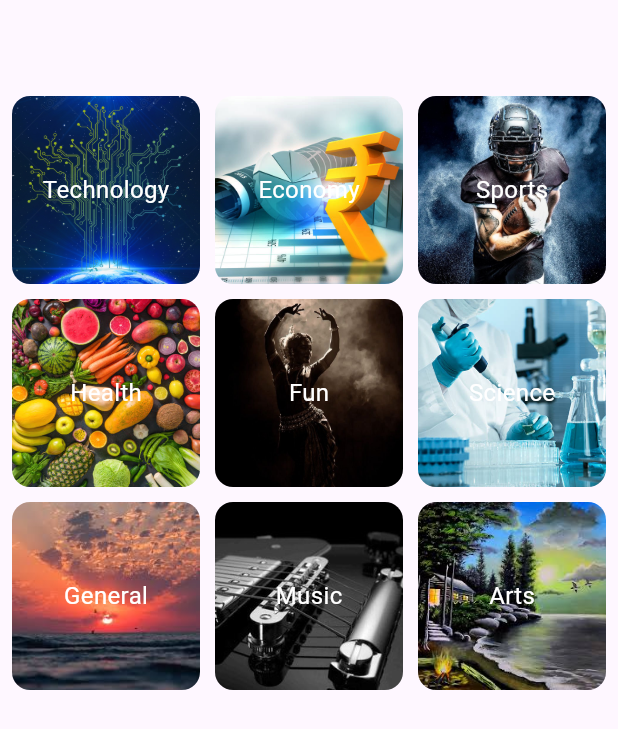
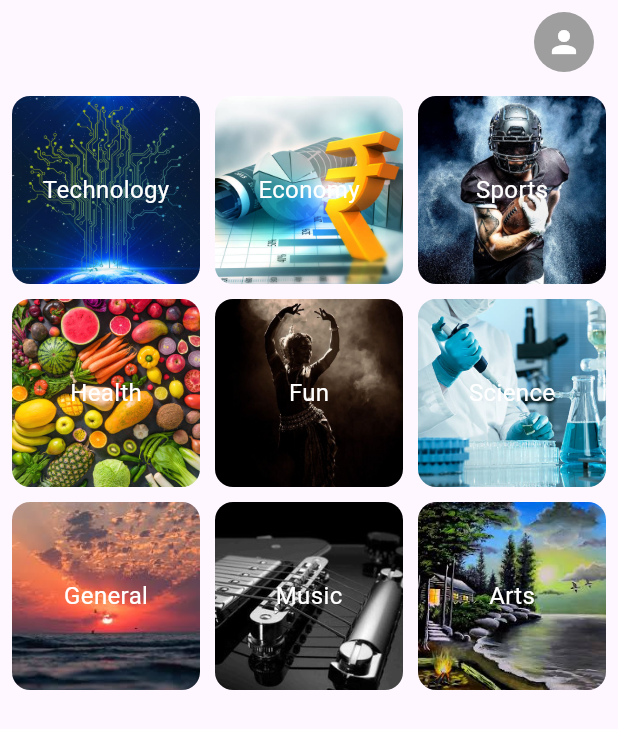
Before and after one commit to omkar1205shukla/news_app--, a Flutter app: the screen it shows after launch, on a phone screen of 412 x 824 dp. Shown: the top 729 px of the screen. Run offline on Flutter 3.47's test engine with Material 3 defaults, Android fonts, the phone set to English and light mode, and no system bars; our stand-ins replace cached_network_image, dartz, dio, equatable, flutter_bloc, freezed_annotation and 4 more; generated files the repository leaves out were written again.

Commit message:
Final code

```diff
--- a/news_assessment/lib/features/news/presentation/pages/news_dashboard.dart
+++ b/news_assessment/lib/features/news/presentation/pages/news_dashboard.dart
@@ -1,5 +1,6 @@
 import 'package:flutter/material.dart';
 import 'package:news_assessment/features/news/presentation/model/category_item.dart';
+import 'package:news_assessment/features/news/presentation/pages/profile_screen.dart';
 import 'package:news_assessment/features/news/presentation/widgets/news_screen.dart';
 
 class NewsDashboard extends StatefulWidget {
@@ -25,7 +26,31 @@ class _NewsDashboardState extends State<NewsDashboard> {
   @override
   Widget build(BuildContext context) {
     return Scaffold(
-        appBar: AppBar(),
+      appBar: AppBar(
+        actions: [
+          Padding(
+            padding: const EdgeInsets.only(right: 16.0),
+            child: GestureDetector(
+              onTap: () {
+                Navigator.push(
+                  context,
+                  MaterialPageRoute(
+                    builder: (context) => const ProfileScreen(),
+                  ),
+                );
+              },
+              child: const CircleAvatar(
+                backgroundColor: Colors.grey,
+                radius: 20,
+                child: Icon(
+                  Icons.person,
+                  color: Colors.white,
+                ),
+              ),
+            ),
+          ),
+        ],
+      ),
       body: GridView.builder(
         gridDelegate: const SliverGridDelegateWithFixedCrossAxisCount(
           crossAxisCount: 3, // number of items in each row
@@ -42,7 +67,9 @@ class _NewsDashboardState extends State<NewsDashboard> {
                 MaterialPageRoute(
                   builder: (context) => NewsCategory(
                     category: items[index].itemName,
-                            )));
+                  ),
+                ),
+              );
             },
             child: Container(
               alignment: Alignment.center,
@@ -50,13 +77,17 @@ class _NewsDashboardState extends State<NewsDashboard> {
                 borderRadius: BorderRadius.circular(12),
                 image: DecorationImage(
                   image: AssetImage(items[index].itemPath),
-                          fit: BoxFit.cover)),
+                  fit: BoxFit.cover,
+                ),
+              ),
               child: Text(
                 items[index].itemName,
                 style: const TextStyle(color: Colors.white, fontSize: 16),
-                  )),
+              ),
+            ),
           );
         },
-        ));
+      ),
+    );
   }
 }
```
Also changed, not shown: news_assessment/lib/features/news/presentation/pages/profile_screen.dart (added, +80 -0 lines), news_assessment/lib/features/news/presentation/widgets/news_card.dart (+4 -4 lines), 1 other file. Lines whose indentation alone changed are shown as unchanged.
